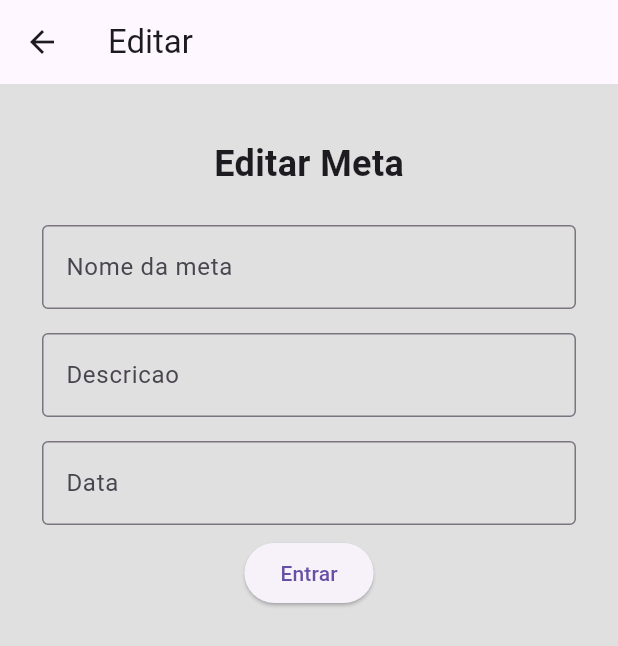
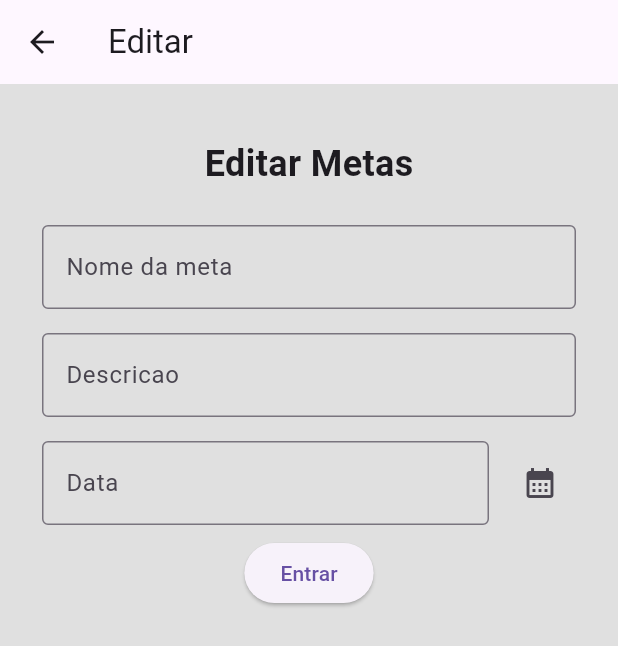
Before and after one commit to Henrique-Temponi/LDDM, a Flutter app: the EditarMeta screen opened directly with empty values, on a phone screen of 412 x 824 dp. Shown: the top 646 px of the screen. Run offline on Flutter 3.47's test engine with Material 3 defaults, Android fonts, the light colour scheme and no system bars; our stand-ins replace sqflite, sqflite_common_ffi; accounts and stored records are empty.

Commit message:
Refatora form para metas

```diff
--- a/lib/editar_meta.dart
+++ b/lib/editar_meta.dart
@@ -1,5 +1,6 @@
 import 'package:flutter/material.dart';
 import 'package:lddm/card_item.dart';
+import 'package:lddm/metas_form.dart';
 
 class EditarMeta extends StatefulWidget {
   const EditarMeta({super.key});
@@ -14,12 +15,20 @@ class _EditarMetaState extends State<EditarMeta> {
   var dateController = TextEditingController();
 
   @override
+  void dispose() {
+    titleController.dispose();
+    desController.dispose();
+    dateController.dispose();
+    super.dispose();
+  }
+
+  @override
   Widget build(BuildContext context) {
     final todo =
         ModalRoute.of(context)!.settings.arguments as Map<String, dynamic>;
     titleController.text = todo['nome'];
     desController.text = todo['descricao'];
-    dateController.text = todo['data'];
+    // dateController.text = todo['data'];
 
     return Scaffold(
       appBar: AppBar(
@@ -31,34 +40,11 @@ class _EditarMetaState extends State<EditarMeta> {
         child: Column(
           mainAxisAlignment: MainAxisAlignment.start,
           children: <Widget>[
-            const Padding(
-              padding: EdgeInsets.all(16.0),
-              child: Text(
-                'Editar Meta',
-                style: TextStyle(fontSize: 24, fontWeight: FontWeight.bold),
-              ),
-            ),
-            Padding(
-                padding: const EdgeInsets.all(8.0),
-                child: TextField(
-                  decoration: const InputDecoration(
-                      border: OutlineInputBorder(), labelText: "Nome da meta"),
-                  controller: titleController,
-                )),
-            Padding(
-                padding: const EdgeInsets.all(8.0),
-                child: TextField(
-                  decoration: const InputDecoration(
-                      border: OutlineInputBorder(), labelText: "Descricao"),
-                  controller: desController,
-                )),
-            Padding(
-                padding: const EdgeInsets.all(8.0),
-                child: TextField(
-                  decoration: const InputDecoration(
-                      border: OutlineInputBorder(), labelText: "Data"),
-                  controller: dateController,
-                )),
+            MetasForm(
+                nomeController: titleController,
+                descriController: desController,
+                dataController: dateController,
+                editText: "Editar Metas"),
             ElevatedButton(
                 onPressed: () {
                   print("Ok");
--- /dev/null
+++ b/lib/metas_form.dart
@@ -0,0 +1,85 @@
+import 'package:flutter/material.dart';
+
+class MetasForm extends StatefulWidget {
+  const MetasForm(
+      {super.key,
+      required this.nomeController,
+      required this.descriController,
+      required this.dataController,
+      required this.editText});
+
+  final TextEditingController nomeController;
+  final TextEditingController descriController;
+  final TextEditingController dataController;
+  final String editText;
+
+  @override
+  State<MetasForm> createState() => _MetasFormState();
+}
+
+class _MetasFormState extends State<MetasForm> {
+  DateTime selectedDate = DateTime.now();
+
+  Future<void> _selectDate(BuildContext context) async {
+    final DateTime? picked = await showDatePicker(
+        context: context,
+        initialDate: selectedDate,
+        firstDate: DateTime(2015, 8),
+        lastDate: DateTime(2101));
+    if (picked != null && picked != selectedDate) {
+      setState(() {
+        selectedDate = picked;
+        print(selectedDate.toString());
+        widget.dataController.text =
+            "${selectedDate.day}/${selectedDate.month}/${selectedDate.year}";
+        print(widget.dataController.text);
+      });
+    }
+  }
+
+  @override
+  Widget build(BuildContext context) {
+    return Column(
+      children: [
+        Padding(
+          padding: const EdgeInsets.all(16.0),
+          child: Text(widget.editText,
+              style:
+                  const TextStyle(fontSize: 24, fontWeight: FontWeight.bold)),
+          // child: widget.editText,
+        ),
+        Padding(
+          padding: const EdgeInsets.all(8.0),
+          child: TextField(
+            controller: widget.nomeController,
+            decoration: const InputDecoration(
+                border: OutlineInputBorder(), labelText: "Nome da meta"),
+          ),
+        ),
+        Padding(
+            padding: const EdgeInsets.all(8.0),
+            child: TextField(
+              controller: widget.descriController,
+              decoration: const InputDecoration(
+                  border: OutlineInputBorder(), labelText: "Descricao"),
+            )),
+        Padding(
+            padding: const EdgeInsets.all(8.0),
+            child: Row(
+                mainAxisAlignment: MainAxisAlignment.spaceEvenly,
+                children: [
+                  Expanded(
+                      child: TextField(
+                          controller: widget.dataController,
+                          decoration: const InputDecoration(
+                              border: OutlineInputBorder(),
+                              labelText: "Data"))),
+                  const SizedBox(width: 10),
+                  IconButton(
+                      onPressed: () => {_selectDate(context)},
+                      icon: const Icon(Icons.calendar_month))
+                ])),
+      ],
+    );
+  }
+}
```
Also changed, not shown: lib/adicionar_meta.dart (+7 -54 lines), 1 other file.
